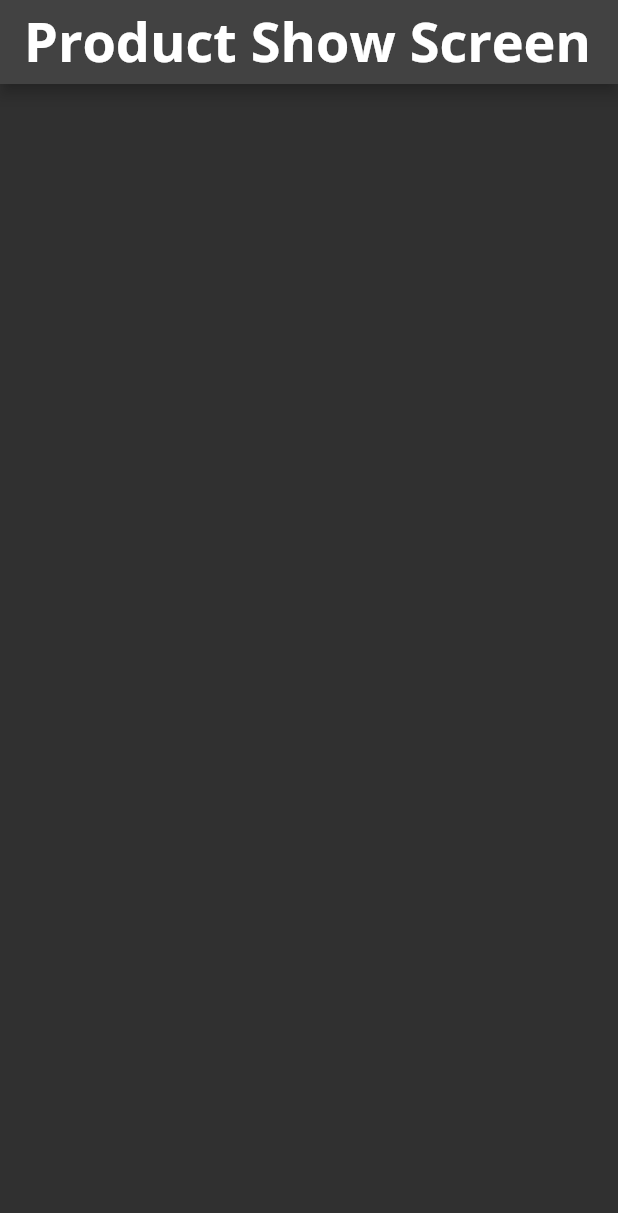
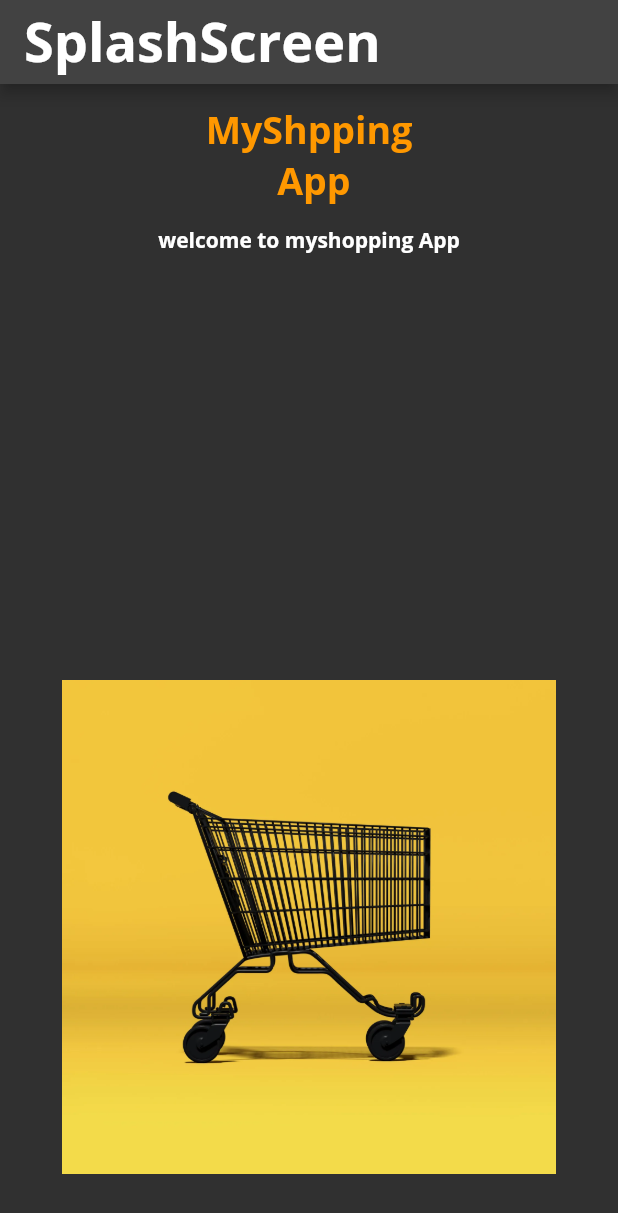
Before and after one commit to osamax2009/newShoppingappforweb, a Flutter app: the screen it shows after launch, on a phone screen of 412 x 824 dp. Shown: the top 1213 px of the screen. Run offline on Flutter 3.47's test engine with Material 2 defaults, Android fonts, the phone set to English and light mode, and no system bars; our stand-ins replace cloud_firestore, firebase_core; accounts and stored records are empty.

Commit message:
first commit

```diff
--- a/lib/ProductShowScreen.dart/ProductShow.dart
+++ b/lib/ProductShowScreen.dart/ProductShow.dart
@@ -4,7 +4,7 @@ import 'package:flutter/material.dart';
 
 class ProductShow extends StatelessWidget {
 
-  static String routeName = "/home" ;
+  static String routeName = "home" ;
 
 
 
--- /dev/null
+++ b/lib/Splash/SplashScreen.dart
@@ -0,0 +1,74 @@
+
+
+import 'package:flutter/material.dart';
+
+class SplashScreen extends StatelessWidget {
+   SplashScreen({Key? key}) : super(key: key);
+  static String routeName = "splash";
+
+
+  var listofSplash = [
+    {
+      "text": "welcome to myshopping App",
+      "image" : "assets/image/image1.jpg"
+    },
+    {
+      "text": " our app have great product",
+      "image" : "assets/image/image1.jpg"
+    }
+  ];
+
+
+  @override
+  Widget build(BuildContext context) {
+    return Scaffold(
+      appBar: AppBar(
+        title: Text(
+          "SplashScreen"
+        ),
+      ),
+      body: Container(
+        width: double.infinity,
+        child:Column(
+          children: [
+            Padding(
+              padding: const EdgeInsets.all(13.0),
+              child: Text(
+                  "MyShpping \n App",
+                style: TextStyle(
+                  fontSize: 25,
+                  color: Colors.orange
+                ),
+                textAlign: TextAlign.center,
+              ),
+            ),
+
+            Expanded(
+              child: PageView.builder(
+                    itemCount: listofSplash.length,
+                  itemBuilder: (cx,index)=>
+                      Column(
+                        children: [
+                          Text(
+                              listofSplash[index]["text"]!,
+                            textAlign: TextAlign.center,
+                          ),
+                          Spacer(
+                            flex: 2,
+                          ),
+                          Image.asset(listofSplash[index]["image"]!,
+                            height: MediaQuery.of(context).size.height * 0.5,
+                            width: MediaQuery.of(context).size.width * 0.8,
+                          )
+
+                        ],
+                      )
+              ),
+            )
+
+          ],
+        )
+      ),
+    );
+  }
+}
--- a/lib/main.dart
+++ b/lib/main.dart
@@ -1,6 +1,7 @@
 import 'package:firebase_core/firebase_core.dart';
 import 'package:flutter/material.dart';
 import 'package:untitled/ProductShowScreen.dart/ProductShow.dart';
+import 'package:untitled/Splash/SplashScreen.dart';
 import 'package:untitled/routes.dart';
 import 'package:untitled/theme.dart';
 
@@ -22,11 +23,11 @@ class MyApp extends StatelessWidget {
   Widget build(BuildContext context) {
     return MaterialApp(
       debugShowCheckedModeBanner: false,
-      //home: ProductShow(),
+      home: ProductShow(),
       title: "ShoppingApp",
       theme: theme(),
       routes:  routes,
-      initialRoute: ProductShow.routeName,
+      initialRoute: SplashScreen.routeName,
 
     );
   }
--- a/lib/routes.dart
+++ b/lib/routes.dart
@@ -2,10 +2,13 @@
 
 
 import 'package:flutter/widgets.dart';
+import 'package:untitled/Splash/SplashScreen.dart';
 
 import 'ProductShowScreen.dart/ProductShow.dart';
 
 final Map<String, WidgetBuilder>  routes = {
+
+  SplashScreen.routeName :(context)=>SplashScreen(),
   ProductShow.routeName : (context)=>ProductShow(),
 
 } ;
--- a/pubspec.yaml
+++ b/pubspec.yaml
@@ -52,6 +52,7 @@ flutter:
 
   # To add assets to your application, add an assets section, like this:
   assets:
+    - assets/image/
     - assets/locales/
     - assets/OpenSans-Bold.ttf
     - assets/Cairo-Regular.ttf
```
Also changed, not shown: assets/image/image1.jpg (added).
